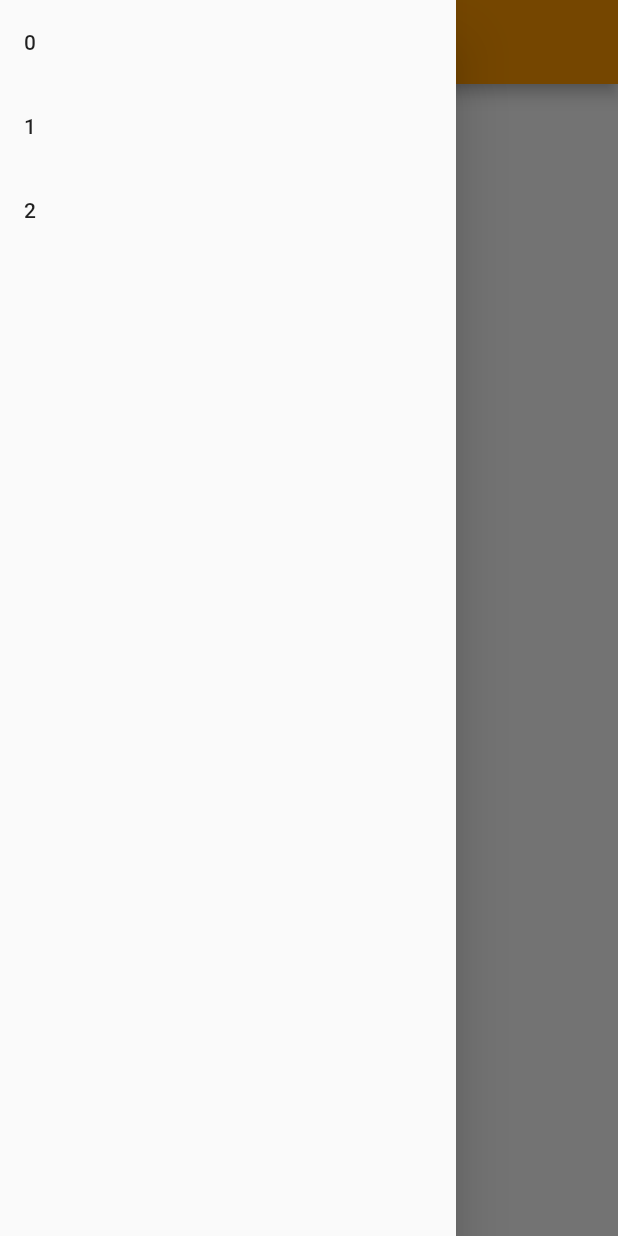
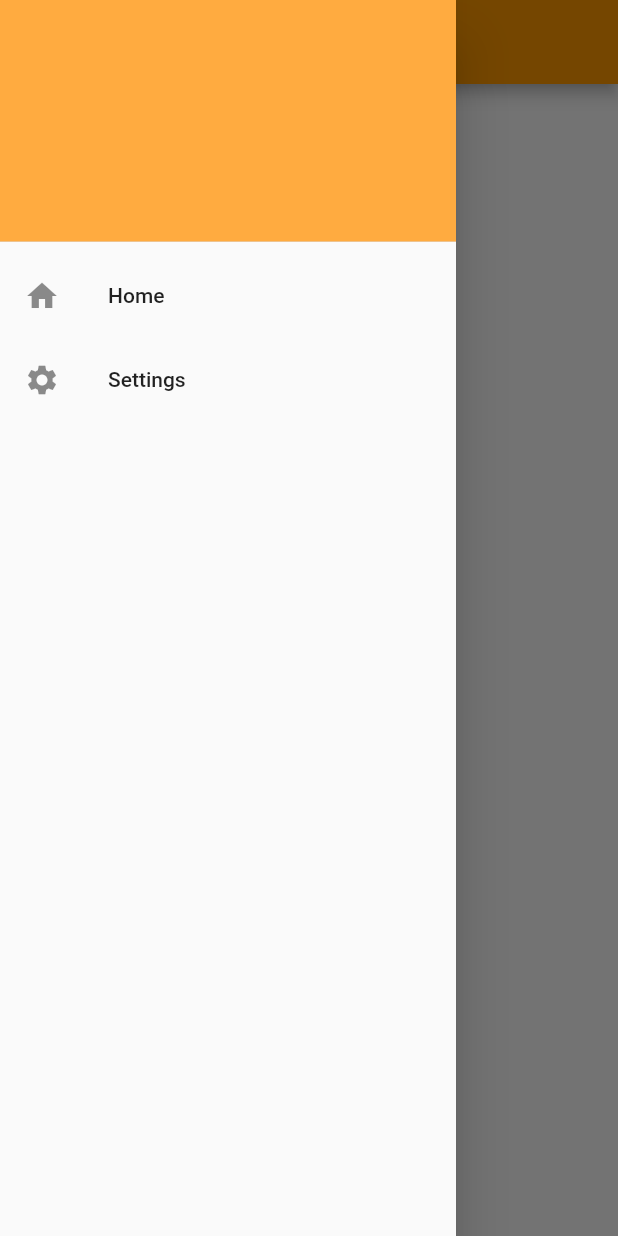
Before and after one commit to TonyPepeBear/cfip, a Flutter app: the screen it shows after launch, with the side drawer open, on a phone screen of 412 x 824 dp. Run offline on Flutter 3.47's test engine with Material 2 defaults, Android fonts, the phone set to English and light mode, and no system bars; missing offline and left inert: card_settings; network calls fail.

Commit message:
Settings page

```diff
--- a/lib/main.dart
+++ b/lib/main.dart
@@ -1,14 +1,31 @@
+import 'package:cfip/ui/settings.dart';
 import 'package:flutter/material.dart';
-import 'package:provider/provider.dart';
 
-import 'data/images_model.dart';
+import 'ui/my_home_page.dart';
 
 void main() {
   runApp(const MyApp());
 }
 
-class MyApp extends StatelessWidget {
+class MyApp extends StatefulWidget {
   const MyApp({Key? key}) : super(key: key);
+
+  @override
+  State<MyApp> createState() => _MyAppState();
+}
+
+class _MyAppState extends State<MyApp> {
+  int _page = 0;
+
+  Widget _getBodyPage() {
+    switch (_page) {
+      case 0:
+        return const MyHomePage();
+      case 1:
+        return SettingsPage();
+    }
+    return const MyHomePage();
+  }
 
   @override
   Widget build(BuildContext context) {
@@ -21,54 +38,35 @@ class MyApp extends StatelessWidget {
             appBar: AppBar(
               title: const Text("Cloudflare Images"),
             ),
-            drawer: Drawer(
-                child: ListView(
-              children: List.generate(
-                  3,
-                  (index) => ListTile(
-                        title: Text(index.toString()),
-                      )),
-            )),
-            body: const MyHomePage()));
+            drawer: Builder(builder: (context) {
+              return Drawer(
+                  child: ListView(children: [
+                const DrawerHeader(
+                  decoration: BoxDecoration(color: Colors.orangeAccent),
+                  child: Text(""),
+                ),
+                ListTile(
+                  leading: const Icon(Icons.home),
+                  title: const Text("Home"),
+                  onTap: () {
+                    setState(() {
+                      _page = 0;
+                    });
+                    Navigator.pop(context);
+                  },
+                ),
+                ListTile(
+                  leading: const Icon(Icons.settings),
+                  title: const Text("Settings"),
+                  onTap: () {
+                    setState(() {
+                      _page = 1;
+                    });
+                    Navigator.pop(context);
+                  },
+                ),
+              ]));
+            }),
+            body: _getBodyPage()));
   }
 }
-
-class MyHomePage extends StatelessWidget {
-  const MyHomePage({Key? key}) : super(key: key);
-
-  @override
-  Widget build(BuildContext context) {
-    return ChangeNotifierProvider(
-      create: (context) => ImagesModel.withInit("", ""),
-      child: Center(
-        child: Consumer<ImagesModel>(
-          builder: (context, model, child) {
-            if (model.deliveryID.isEmpty || model.images.isEmpty) {
-              return Text(
-                  model.deliveryID.isEmpty ? "Empty" : model.deliveryID);
-            }
-            return GridView.builder(
-                gridDelegate: const SliverGridDelegateWithFixedCrossAxisCount(
-                    crossAxisCount: 3),
-                itemCount: model.images.length + 1,
-                itemBuilder: (context, index) {
-                  if (index >= model.images.length) {
-                    return Column(
-                      mainAxisAlignment: MainAxisAlignment.center,
-                      crossAxisAlignment: CrossAxisAlignment.center,
-                      children: [
-                        const Text("Total"),
-                        Text(model.images.length.toString())
-                      ],
-                    );
-                  }
-                  return Image.network(
-                      "https://imagedelivery.net/${model.deliveryID}/${model.images[index].id}/public",
-                      fit: BoxFit.cover);
-                });
-          },
-        ),
-      ),
-    );
-  }
-}
--- /dev/null
+++ b/lib/ui/my_home_page.dart
@@ -0,0 +1,43 @@
+import 'package:cfip/data/images_model.dart';
+import 'package:flutter/widgets.dart';
+import 'package:provider/provider.dart';
+
+class MyHomePage extends StatelessWidget {
+  const MyHomePage({Key? key}) : super(key: key);
+
+  @override
+  Widget build(BuildContext context) {
+    return ChangeNotifierProvider(
+      create: (context) => ImagesModel.withInit("accountID", "Token"),
+      child: Center(
+        child: Consumer<ImagesModel>(
+          builder: (context, model, child) {
+            if (model.deliveryID.isEmpty || model.images.isEmpty) {
+              return Text(
+                  model.deliveryID.isEmpty ? "Empty" : model.deliveryID);
+            }
+            return GridView.builder(
+                gridDelegate: const SliverGridDelegateWithFixedCrossAxisCount(
+                    crossAxisCount: 3),
+                itemCount: model.images.length + 0,
+                itemBuilder: (context, index) {
+                  if (index >= model.images.length) {
+                    return Column(
+                      mainAxisAlignment: MainAxisAlignment.center,
+                      crossAxisAlignment: CrossAxisAlignment.center,
+                      children: [
+                        const Text("Total"),
+                        Text(model.images.length.toString())
+                      ],
+                    );
+                  }
+                  return Image.network(
+                      "https://imagedelivery.net/${model.deliveryID}/${model.images[index].id}/public",
+                      fit: BoxFit.cover);
+                });
+          },
+        ),
+      ),
+    );
+  }
+}
--- a/pubspec.yaml
+++ b/pubspec.yaml
@@ -35,9 +35,9 @@ dependencies:
   # Use with the CupertinoIcons class for iOS style icons.
   cupertino_icons: ^1.0.2
   http: ^0.13.4
-  settings_ui: ^1.0.0
   intl: ^0.17.0
   provider: ^6.0.1
+  card_settings: ^3.0.0
 
 dev_dependencies:
   flutter_test:
```
Also changed, not shown: lib/ui/settings.dart (added, +47 -0 lines), pubspec.lock.
